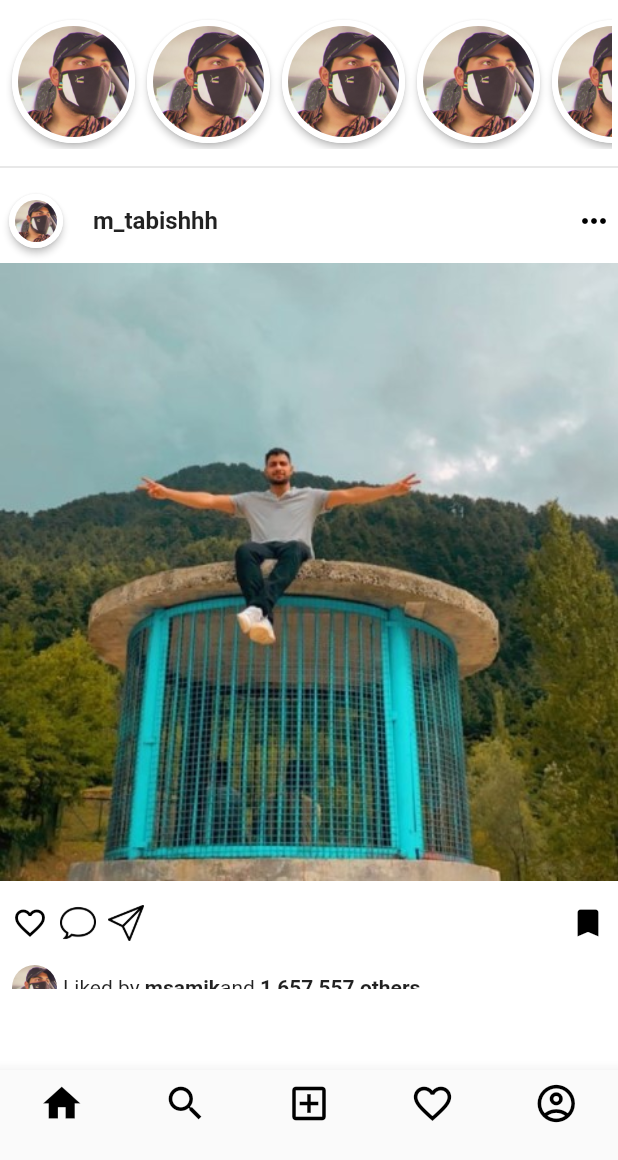
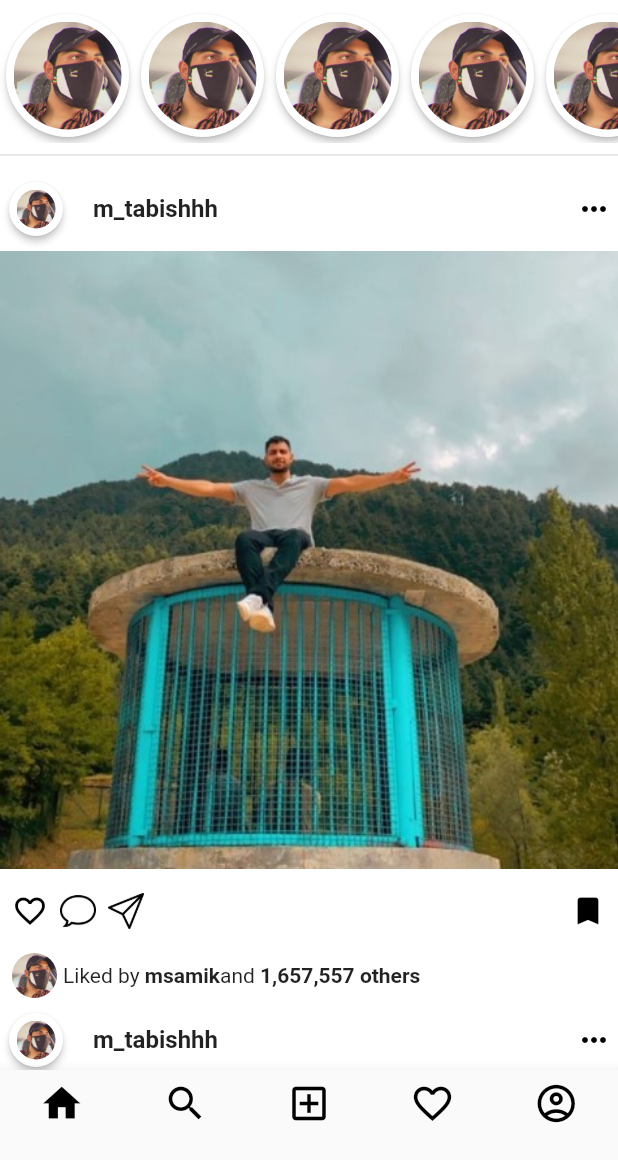
Before and after one commit to mtabishk/flutter-ui-clones, a Flutter app: the screen it shows after launch, on a phone screen of 412 x 824 dp, the part 76-1236 px from its top. Run offline on Flutter 3.47's test engine with Material 2 defaults, Android fonts, the phone set to English and light mode, and no system bars.

Commit message:
fixed listview bug

```diff
--- a/instagram_clone/lib/ui/custom_widgets/custom_status_card.dart
+++ b/instagram_clone/lib/ui/custom_widgets/custom_status_card.dart
@@ -7,6 +7,7 @@ class CustomStatusCard extends StatelessWidget {
       elevation: 2,
       shape: CircleBorder(),
       child: Container(
+        margin: EdgeInsets.all(1),
         decoration: BoxDecoration(
           borderRadius: BorderRadius.circular(45),
           border: Border.all(
--- a/instagram_clone/lib/ui/home.dart
+++ b/instagram_clone/lib/ui/home.dart
@@ -27,41 +27,36 @@ class Home extends StatelessWidget {
           ),
         ],
       ),
-      body: SingleChildScrollView(
+      body: Container(
+        child: SingleChildScrollView(
           child: Column(
+            mainAxisSize: MainAxisSize.min,
             children: [
-            Padding(
-              padding: const EdgeInsets.all(4.0),
-              child: SizedBox(
+              SizedBox(
                 height: 90,
                 child: ListView.builder(
-                  physics: ClampingScrollPhysics(),
-                  shrinkWrap: true,
                   scrollDirection: Axis.horizontal,
                   itemCount: 8,
                   itemBuilder: (BuildContext context, int index) =>
                       CustomStatusCard(),
                 ),
               ),
-            ),
               Divider(
                 thickness: 1.0,
               ),
-            SizedBox(
-              height: 540,
-              child: ListView(
-                children: [
+              Flexible(
+                child: ListView.builder(
+                  physics: ClampingScrollPhysics(),
+                  shrinkWrap: true,
+                  itemCount: 4,
+                  itemBuilder: (BuildContext context, int index) =>
                       CustomPostTile(),
-                  CustomPostTile(),
-                  CustomPostTile(),
-                  CustomPostTile(),
-                  Text("Loading..."),
-                ],
                 ),
               ),
             ],
           ),
         ),
+      ),
     );
   }
 }
```
Lines whose indentation alone changed are shown as unchanged.
